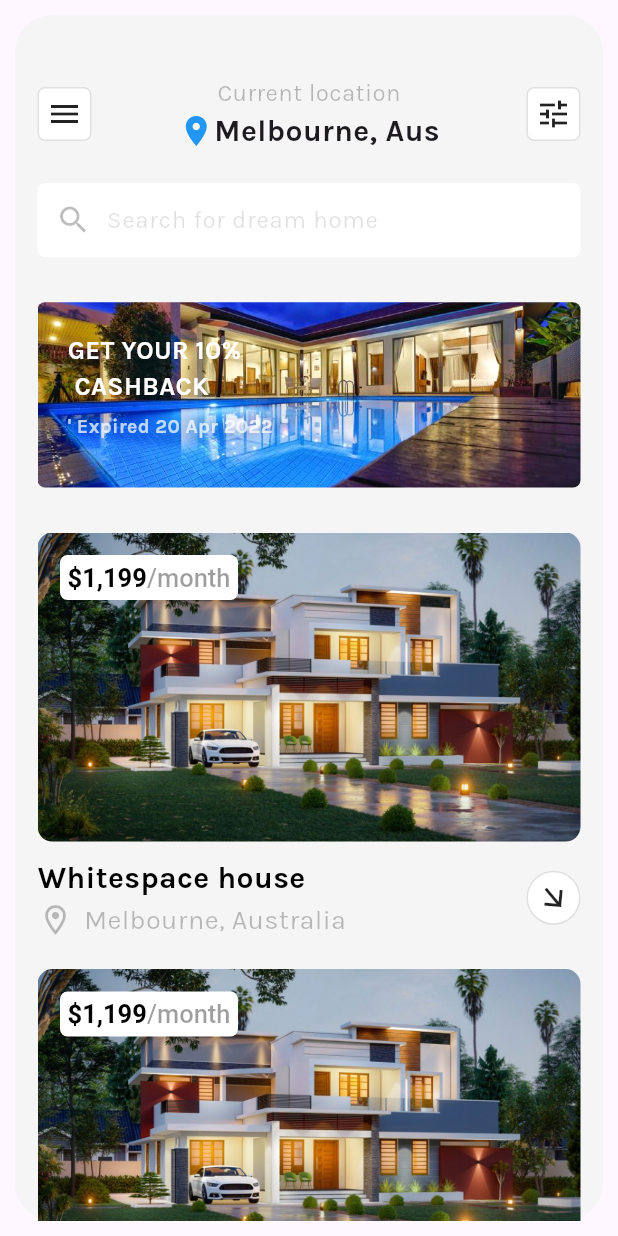
After one commit to yakobsolo/Flutter-Projects, a Flutter app: the screen it shows after launch, after a tap on "Register", on a phone screen of 412 x 824 dp. The commit adds this screen. Run offline on Flutter 3.47's test engine with Material 3 defaults, Android fonts, the phone set to English and light mode, and no system bars.

Commit message:
fit(adding home screen page)

```diff
--- /dev/null
+++ b/realstate/lib/Model/homecardmodel.dart
@@ -0,0 +1,9 @@
+class HouseModel {
+  final price;
+  final name;
+  final address;
+
+  const HouseModel({  required this.price, required this.name,  required this.address});
+
+
+}
--- /dev/null
+++ b/realstate/lib/data/homecarddata.dart
@@ -0,0 +1,15 @@
+class HomeData {
+  static final List homedata = [
+    {
+      'name': "Whitespace house",
+      "price": "1,199",
+      "address": "Melbourne, Australia"
+    },
+    {
+      'name': "Whitespace house",
+      "price": "1,199",
+      "address": "Melbourne, Australia"
+    },
+  ];
+
+}
--- /dev/null
+++ b/realstate/lib/features/WelcomePage/UI/home_card.dart
@@ -0,0 +1,109 @@
+import 'package:flutter/cupertino.dart';
+import 'package:flutter/material.dart';
+import 'package:realstate/Model/homecardmodel.dart';
+
+class HomeCard extends StatelessWidget {
+  final HouseModel homes;
+
+  const HomeCard({super.key, required this.homes });
+
+  @override
+  Widget build(BuildContext context) {
+    final height = MediaQuery.of(context).size.height;
+    final width = MediaQuery.of(context).size.width;
+    return Column(
+      children: [
+        Container(
+          height: height * 0.25,
+          width: width,
+          decoration: BoxDecoration(
+              borderRadius: BorderRadius.circular(10),
+              image: DecorationImage(
+                  image: AssetImage("assets/images/home_3.jpg"),
+                  fit: BoxFit.cover)),
+          child: Stack(
+            children: [
+              Positioned(
+                left: 15,
+                top: 15,
+                child: Container(
+                  padding: EdgeInsets.all(5),
+                  decoration: BoxDecoration(
+                      color: Colors.white,
+                      borderRadius: BorderRadius.circular(5)),
+                  child: RichText(
+                    text: TextSpan(
+                      children: [
+                        TextSpan(
+                          text: "\$1,199",
+                          style: TextStyle(
+                              fontWeight: FontWeight.bold,
+                              fontSize: 17,
+                              color: Colors.black),
+                        ),
+                        TextSpan(
+                            text: "/month",
+                            style: TextStyle(
+                                color: Colors.black38,
+                                fontSize: 17,
+                                fontWeight: FontWeight.w500))
+                      ],
+                    ),
+                  ),
+                ),
+              ),
+            ],
+          ),
+        ),
+        SizedBox(
+          height: 10,
+        ),
+        Row(
+          mainAxisAlignment: MainAxisAlignment.spaceBetween,
+          children: [
+            Column(
+              crossAxisAlignment: CrossAxisAlignment.start,
+              children: [
+                Text(
+                  "Whitespace house",
+                  style: TextStyle(
+                      color: Colors.black,
+                      fontSize: 20,
+                      fontWeight: FontWeight.bold),
+                ),
+                Row(
+                  children: [
+                    Icon(
+                      Icons.location_on_outlined,
+                      color: Colors.black26,
+                    ),
+                    SizedBox(
+                      width: 7,
+                    ),
+                    Text(
+                      "Melbourne, Australia",
+                      style: TextStyle(color: Colors.black26, fontSize: 18),
+                    )
+                  ],
+                )
+              ],
+            ),
+            Container(
+              padding: EdgeInsets.all(5),
+              decoration: BoxDecoration(
+                  color: Colors.white,
+                  shape: BoxShape.circle,
+                  // borderRadius: BorderRadius.circular(5),
+                  border: Border.all(width: 1, color: Colors.black12)),
+              child: Transform.rotate(
+                  angle: -0.7, child: Icon(Icons.arrow_downward)),
+            ),
+          ],
+        ),
+        SizedBox(
+          height: 20,
+        )
+      ],
+    );
+  }
+}
--- /dev/null
+++ b/realstate/lib/features/WelcomePage/UI/home_screen.dart
@@ -0,0 +1,159 @@
+
+import "package:flutter/material.dart";
+import "package:realstate/Model/homecardmodel.dart";
+import "package:realstate/data/homecarddata.dart";
+import "package:realstate/features/WelcomePage/UI/home_card.dart";
+
+class HomePage extends StatelessWidget {
+  const HomePage({super.key});
+
+  @override
+  Widget build(BuildContext context) {
+    final width = MediaQuery.of(context).size.width;
+    final height = MediaQuery.of(context).size.height;
+
+    return Scaffold(
+      body: Container(
+        margin: EdgeInsets.all(10),
+        width: width,
+        decoration: BoxDecoration(
+            color: const Color.fromARGB(255, 246, 245, 245),
+            borderRadius: BorderRadius.circular(25)),
+        child: SingleChildScrollView(
+          child: Padding(
+            padding: const EdgeInsets.only(
+                top: 40, left: 15, right: 15, bottom: 100),
+            child: Container(
+              child: Column(
+                crossAxisAlignment: CrossAxisAlignment.start,
+                children: [
+                  Row(
+                    mainAxisAlignment: MainAxisAlignment.spaceBetween,
+                    children: [
+                      Container(
+                        padding: EdgeInsets.all(5),
+                        decoration: BoxDecoration(
+                            color: Colors.white,
+                            borderRadius: BorderRadius.circular(5),
+                            border:
+                                Border.all(width: 1, color: Colors.black12)),
+                        child: Icon(Icons.menu),
+                      ),
+                      const Column(
+                        children: [
+                          Text(
+                            "Current location",
+                            style:
+                                TextStyle(color: Colors.black26, fontSize: 16),
+                          ),
+                          Row(
+                            children: [
+                              Icon(
+                                Icons.location_on,
+                                color: Colors.blue,
+                              ),
+                              Text(
+                                "Melbourne, Aus",
+                                style: TextStyle(
+                                    fontWeight: FontWeight.bold, fontSize: 20),
+                              )
+                            ],
+                          )
+                        ],
+                      ),
+                      Container(
+                        padding: EdgeInsets.all(5),
+                        decoration: BoxDecoration(
+                            color: Colors.white,
+                            borderRadius: BorderRadius.circular(5),
+                            border:
+                                Border.all(width: 1, color: Colors.black12)),
+                        child: Icon(Icons.tune),
+                      ),
+                    ],
+                  ),
+                  SizedBox(
+                    height: 20,
+                  ),
+                  Container(
+                    padding: EdgeInsets.symmetric(horizontal: 12),
+                    height: height * 0.06,
+                    decoration: BoxDecoration(
+                      color: Colors.white,
+                      borderRadius: BorderRadius.circular(5),
+                    ),
+                    child: Row(
+                      children: [
+                        const Icon(
+                          Icons.search,
+                          color: Colors.black26,
+                          size: 24,
+                        ),
+                        const SizedBox(
+                          width: 10,
+                        ),
+                        Expanded(
+                          child: TextFormField(
+                            decoration: const InputDecoration.collapsed(
+                                hintText: "Search for dream home",
+                                hintStyle: TextStyle(color: Colors.black12)),
+                          ),
+                        ),
+                      ],
+                    ),
+                  ),
+                  SizedBox(
+                    height: 30,
+                  ),
+                  Container(
+                    padding: EdgeInsets.all(20),
+                    height: height * 0.15,
+                    width: width,
+                    decoration: BoxDecoration(
+                        borderRadius: BorderRadius.circular(5),
+                        image: DecorationImage(
+                            image: AssetImage("assets/images/home_7.jpg"),
+                            fit: BoxFit.cover)),
+                    child: Column(
+                      crossAxisAlignment: CrossAxisAlignment.start,
+                      children: [
+                        Text(
+                          "GET YOUR 10% \n CASHBACK",
+                          style: TextStyle(
+                              fontWeight: FontWeight.bold,
+                              fontSize: 17,
+                              color: Colors.white),
+                        ),
+                        SizedBox(
+                          height: 5,
+                        ),
+                        Text(
+                          "\' Expired 20 Apr 2022",
+                          style: TextStyle(
+                              fontWeight: FontWeight.bold,
+                              fontSize: 13,
+                              color: Color.fromARGB(187, 255, 255, 255)),
+                        ),
+                      ],
+                    ),
+                  ),
+                  SizedBox(
+                    height: 30,
+                  ),
+                  ListView.builder(
+                    scrollDirection: Axis.vertical,
+                    shrinkWrap: true,
+                    itemCount: 2,
+
+                    itemBuilder: (context, indx) {
+                    return HomeCard(homes: HouseModel(name: HomeData.homedata[indx]["name"], address: HomeData.homedata[indx]["address"], price: HomeData.homedata[indx]["price"],));
+                  })
+                ],
+              ),
+            ),
+          ),
+        ),
+      ),
+    );
+  }
+}
--- a/realstate/lib/features/WelcomePage/UI/onboardingScreen.dart
+++ /dev/null
@@ -1,140 +0,0 @@
-import 'package:flutter/cupertino.dart';
-import 'package:flutter/material.dart';
-import 'package:flutter/widgets.dart';
-
-class OnboardingScreen extends StatelessWidget {
-  const OnboardingScreen({super.key});
-
-  @override
-  Widget build(BuildContext context) {
-    final height = MediaQuery.of(context).size.height;
-    final width = MediaQuery.of(context).size.width;
-    return Scaffold(
-      body: Column(
-        children: [
-          Stack(
-            children: [
-              Container(
-                padding: EdgeInsets.all(10),
-                height: height * 0.57,
-                child: const ClipRRect(
-                  borderRadius: BorderRadius.all(Radius.circular(25)),
-                  child: Image(
-                    image: AssetImage("assets/images/home_4.jpg"),
-                    fit: BoxFit.cover,
-                  ),
-                ),
-              ),
-              Positioned(
-                  top: 30,
-                  left: width * 0.35,
-                  child: const Row(
-                    children: [
-                      Icon(
-                        Icons.home,
-                        color: Colors.white,
-                        size: 35,
-                      ),
-                      SizedBox(
-                        width: 2,
-                      ),
-                      Text(
-                        "Sohouse",
-                        style: TextStyle(
-                          fontSize: 16,
-                          fontWeight: FontWeight.w500,
-                          color: Colors.white,
-
-                          ),
-                      )
-                    ],
-                  ))
-            ],
-          ),
-
-          SizedBox(
-            height: 20,
-          ),
-
-          Padding(
-            padding: const EdgeInsets.symmetric(horizontal: 50),
-            child: Text("Discover dream house from smartPhone",
-            textAlign: TextAlign.center,
-            style: TextStyle(
-              fontSize: 26,
-              color: Colors.black,
-              fontWeight: FontWeight.bold,
-
-            ),),
-          ),
-          SizedBox(
-            height: 10,
-          ),
-
-          Padding(
-            padding: const EdgeInsets.symmetric(horizontal: 50),
-            child: Text("Teh No. 1 App for Searching and finding the most suitable house with you.",
-            textAlign: TextAlign.center,
-            style: TextStyle(
-              fontSize: 14,
-              color: Colors.black45,
-              fontWeight: FontWeight.w200,
-
-            ),),
-          ),
-
-          SizedBox(
-            height: 40,
-          ),
-
-          Container(
-            width: width*0.6,
-            padding: EdgeInsets.symmetric(vertical: 15),
-            decoration: BoxDecoration(
-
-              borderRadius: BorderRadius.circular(30),
-              color: Colors.black,
-
-
-            ),
-            child: Center(
-              child: Text("Register",
-              style: TextStyle(
-                color: Colors.white,
-                fontSize: 16,
-                fontWeight: FontWeight.w500
-
-              ),),
-            ),
-          ),
-
-          SizedBox(
-            height: 20,
-          ),
-
-          Row(
-            mainAxisAlignment: MainAxisAlignment.center,
-            children: [
-
-            Text("Already have an account?", style: TextStyle(
-              color: Colors.black38,
-              fontWeight: FontWeight.w600,
-              fontSize: 14
-            ),),
-            SizedBox(width: 5,),
-            TextButton(
-
-              onPressed: (){},
-             child: Text("Log in ",
-              style: TextStyle(
-                fontWeight: FontWeight.w600,
-                fontSize: 14,
-                color: Colors.black
-            ),),)
-            ]
-            ),
-        ],
-      ),
-    );
-  }
-}
--- /dev/null
+++ b/realstate/lib/features/WelcomePage/UI/onboarding_screen.dart
@@ -0,0 +1,141 @@
+import 'package:flutter/material.dart';
+
+import 'home_screen.dart';
+
+class OnboardingScreen extends StatelessWidget {
+  const OnboardingScreen({super.key});
+
+  @override
+  Widget build(BuildContext context) {
+    final height = MediaQuery.of(context).size.height;
+    final width = MediaQuery.of(context).size.width;
+    return Scaffold(
+      body: Column(
+        children: [
+          Stack(
+            children: [
+              Container(
+                padding: EdgeInsets.all(10),
+                height: height * 0.57,
+                child: const ClipRRect(
+                  borderRadius: BorderRadius.all(Radius.circular(25)),
+                  child: Image(
+                    image: AssetImage("assets/images/home_4.jpg"),
+                    fit: BoxFit.cover,
+                  ),
+                ),
+              ),
+              Positioned(
+                  top: 30,
+                  left: width * 0.35,
+                  child: const Row(
+                    children: [
+                      Icon(
+                        Icons.home,
+                        color: Colors.white,
+                        size: 35,
+                      ),
+                      SizedBox(
+                        width: 2,
+                      ),
+                      Text(
+                        "Sohouse",
+                        style: TextStyle(
+                          fontSize: 16,
+                          fontWeight: FontWeight.w500,
+                          color: Colors.white,
+                        ),
+                      )
+                    ],
+                  ))
+            ],
+          ),
+          const SizedBox(
+            height: 20,
+          ),
+          const Padding(
+            padding: const EdgeInsets.symmetric(horizontal: 50),
+            child: Text(
+              "Discover dream house from smartPhone",
+              textAlign: TextAlign.center,
+              style: TextStyle(
+                fontSize: 26,
+                color: Colors.black,
+                fontWeight: FontWeight.bold,
+              ),
+            ),
+          ),
+          const SizedBox(
+            height: 10,
+          ),
+          const Padding(
+            padding: const EdgeInsets.symmetric(horizontal: 50),
+            child: Text(
+              "Teh No. 1 App for Searching and finding the most suitable house with you.",
+              textAlign: TextAlign.center,
+              style: TextStyle(
+                fontSize: 14,
+                color: Colors.black45,
+                fontWeight: FontWeight.w200,
+              ),
+            ),
+          ),
+          const SizedBox(
+            height: 40,
+          ),
+          GestureDetector(
+            onTap: () {
+              print("hi");
+              Navigator.push(
+                  context,
+                  MaterialPageRoute(
+                      builder: (BuildContext context) => const HomePage()));
+            },
+            child: Container(
+              width: width * 0.6,
+              padding: const EdgeInsets.symmetric(vertical: 15),
+              decoration: BoxDecoration(
+                borderRadius: BorderRadius.circular(30),
+                color: Colors.black,
+              ),
+              child: const Center(
+                child: Text(
+                  "Register",
+                  style: TextStyle(
+                      color: Colors.white,
+                      fontSize: 16,
+                      fontWeight: FontWeight.w500),
+                ),
+              ),
+            ),
+          ),
+          const SizedBox(
+            height: 20,
+          ),
+          Row(mainAxisAlignment: MainAxisAlignment.center, children: [
+            const Text(
+              "Already have an account?",
+              style: TextStyle(
+                  color: Colors.black38,
+                  fontWeight: FontWeight.w600,
+                  fontSize: 14),
+            ),
+            const SizedBox(
+              width: 5,
+            ),
+            TextButton(
+              onPressed: () {},
+              child: const Text(
+                "Log in ",
+                style: TextStyle(
+                    fontWeight: FontWeight.w600,
+                    fontSize: 14,
+                    color: Colors.black),
+              ),
+            )
+          ]),
+        ],
+      ),
+    );
+  }
+}
--- a/realstate/lib/main.dart
+++ b/realstate/lib/main.dart
@@ -1,6 +1,6 @@
 import "package:flutter/material.dart";
 import "package:flutter/services.dart";
-import "package:realstate/features/WelcomePage/UI/onboardingScreen.dart";
+import "package:realstate/features/WelcomePage/UI/onboarding_screen.dart";
 
 void main() {
   WidgetsFlutterBinding.ensureInitialized();
```
Also changed, not shown: realstate/assets/images/home_7.jpg (added).
